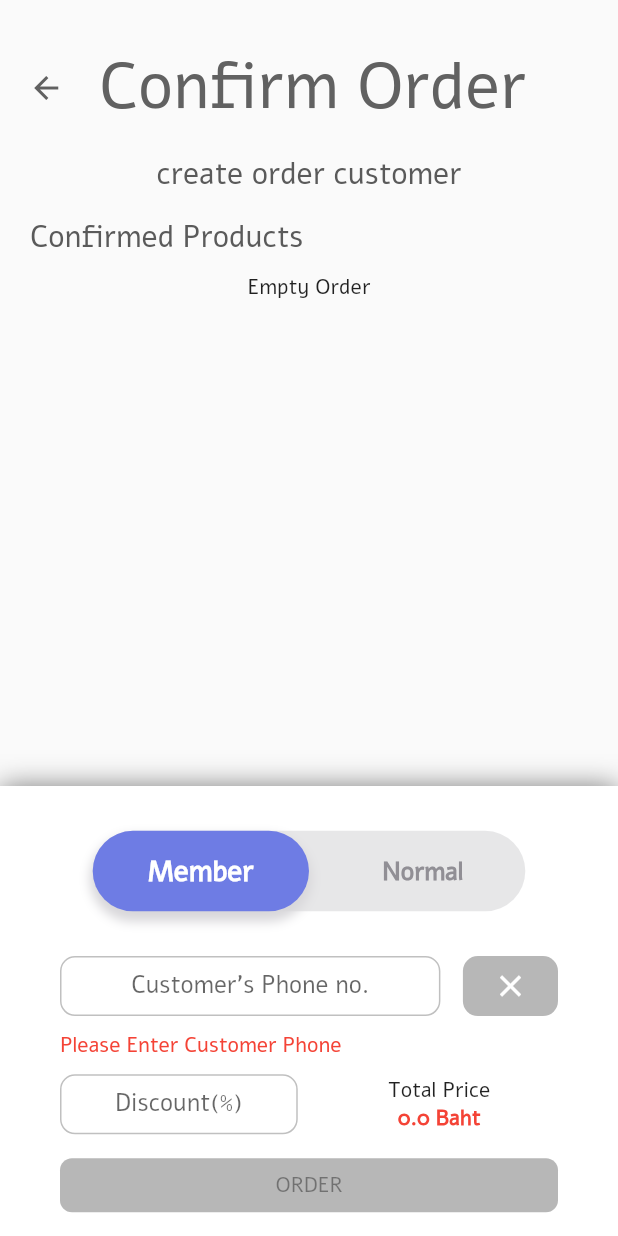
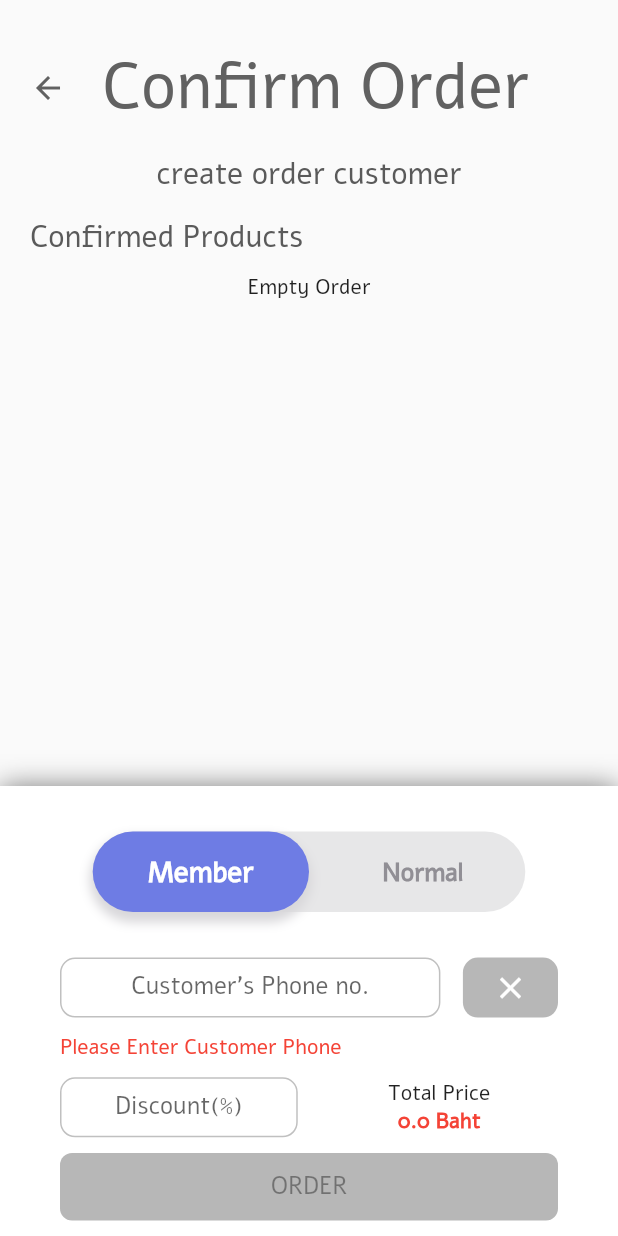
Before and after one commit to CSC234/Memby-application, a Flutter app: the CreateOrderScreen screen opened directly, after a tap on "ORDER", on a phone screen of 412 x 824 dp. Run offline on Flutter 3.47's test engine with Material 2 defaults, Android fonts, the phone set to English and light mode, and no system bars; drawn by our look-alikes of overlay_support; our stand-ins replace bottom_navy_bar, charts_flutter, cloud_firestore, dotted_decoration, firebase_auth, firebase_core and 4 more; missing offline and left inert: flutter_auth_buttons; accounts and stored records are empty; network calls fail.

Commit message:
[EDIT] center

```diff
--- a/lib/components/RoundedButton.dart
+++ b/lib/components/RoundedButton.dart
@@ -1,4 +1,5 @@
 import 'package:flutter/material.dart';
+
 class RoundedButton extends StatelessWidget {
   final Function onPress;
   final String title;
@@ -8,9 +9,14 @@ class RoundedButton extends StatelessWidget {
 
   @override
   Widget build(BuildContext context) {
-    return ElevatedButton(
+    return Container(
+      height: 45,
+      child: ElevatedButton(
         onPressed: onPress,
-      child: Text(title),
+        child: Text(
+          title,
+          style: TextStyle(fontSize: 16),
+        ),
         style: ButtonStyle(
           shape: MaterialStateProperty.all<RoundedRectangleBorder>(
             RoundedRectangleBorder(
@@ -24,6 +30,7 @@ class RoundedButton extends StatelessWidget {
             },
           ),
         ),
+      ),
     );
   }
 }
--- a/lib/screens/confirmOrderScreen.dart
+++ b/lib/screens/confirmOrderScreen.dart
@@ -129,7 +129,7 @@ class _ConfirmOrderScreenState extends State<ConfirmOrderScreen> {
             Row(
               children: [
                 Container(
-                    width: width * 0.15,
+                    width: width * 0.155,
                     child: IconButton(
                         icon: Icon(Icons.arrow_back, color: Colors.grey[700]),
                         onPressed: () => Navigator.of(context).pop(false))),
```
Also changed, not shown: lib/screens/orderRecieptScreen.dart (+9 -4 lines). Lines whose indentation alone changed are shown as unchanged.
